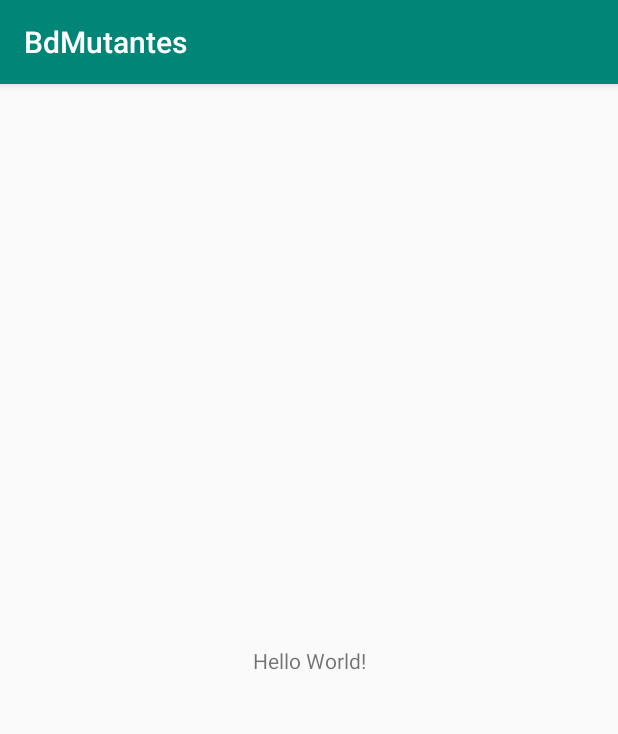
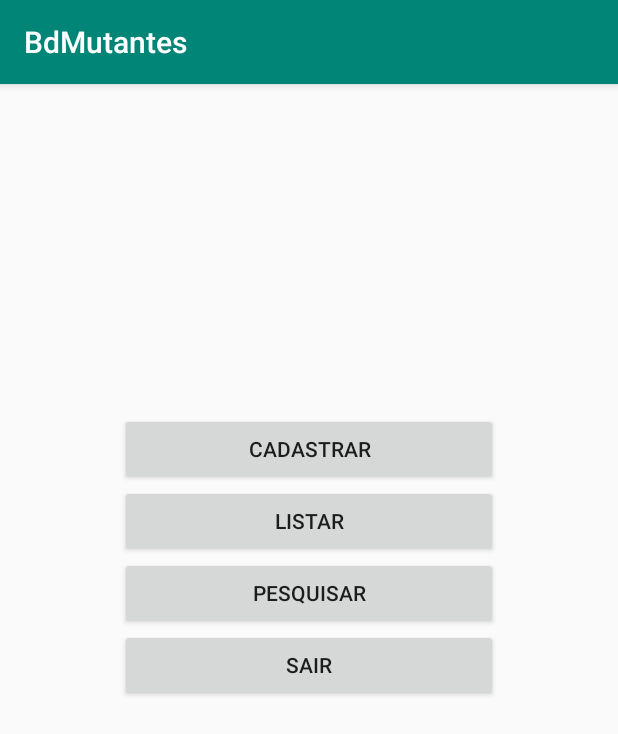
Before and after one commit to GeoWg/BdMutantes, an Android app: the screen it shows after launch (MainActivity), on a phone screen of 412 x 824 dp. Shown: the top 734 px of the screen. Run offline under Robolectric (Android 15) with nearby library versions, the phone set to English and light mode, and no system bars.

Commit message:
Dashboard com os 4 botões funcionais criada.

```diff
--- a/app/src/main/res/layout/activity_main.xml
+++ b/app/src/main/res/layout/activity_main.xml
@@ -1,18 +1,55 @@
 <?xml version="1.0" encoding="utf-8"?>
-<android.support.constraint.ConstraintLayout xmlns:android="http://schemas.android.com/apk/res/android"
+<android.widget.RelativeLayout xmlns:android="http://schemas.android.com/apk/res/android"
     xmlns:app="http://schemas.android.com/apk/res-auto"
     xmlns:tools="http://schemas.android.com/tools"
     android:layout_width="match_parent"
     android:layout_height="match_parent"
     tools:context=".MainActivity">
 
-    <TextView
-        android:layout_width="wrap_content"
+    <Button
+        android:id="@+id/btnCadastrar"
+        android:layout_width="254dp"
         android:layout_height="wrap_content"
-        android:text="Hello World!"
-        app:layout_constraintBottom_toBottomOf="parent"
-        app:layout_constraintLeft_toLeftOf="parent"
-        app:layout_constraintRight_toRightOf="parent"
-        app:layout_constraintTop_toTopOf="parent" />
+        android:layout_alignParentStart="true"
+        android:layout_alignParentTop="true"
+        android:layout_centerInParent="true"
+        android:layout_marginTop="219dp"
+        android:onClick="cadastrarMutante"
+        android:text="Cadastrar"
+        android:layout_marginLeft="80dp"
+        android:layout_marginRight="80dp"/>
 
-</android.support.constraint.ConstraintLayout>
+    <Button
+        android:id="@+id/btnListar"
+        android:layout_width="254dp"
+        android:layout_height="wrap_content"
+        android:layout_below="@+id/btnCadastrar"
+        android:layout_alignStart="@+id/btnCadastrar"
+        android:layout_alignEnd="@+id/btnCadastrar"
+        android:onClick="listarMutante"
+        android:text="Listar"
+        android:layout_centerInParent="true"/>
+
+    <Button
+        android:id="@+id/btnPesquisar"
+        android:layout_width="254dp"
+        android:layout_height="wrap_content"
+        android:layout_below="@+id/btnListar"
+        android:layout_alignStart="@+id/btnCadastrar"
+        android:layout_alignEnd="@+id/btnCadastrar"
+        android:onClick="pesquisarMutante"
+        android:text="Pesquisar"
+        android:layout_centerInParent="true"/>
+
+    <Button
+        android:id="@+id/btnSair"
+        android:layout_width="254dp"
+        android:layout_height="wrap_content"
+        android:layout_below="@+id/btnPesquisar"
+        android:layout_alignStart="@+id/btnCadastrar"
+        android:layout_alignEnd="@+id/btnPesquisar"
+        android:onClick="fecharApp"
+        android:text="Sair"
+        android:layout_centerInParent="true"/>
+
+</android.widget.RelativeLayout>
```
Also changed, not shown: app/src/main/AndroidManifest.xml (+10 -8 lines), app/src/main/java/com/example/george/bdmutantes/CadastrarActivity.java (added, +13 -0 lines), app/src/main/java/com/example/george/bdmutantes/ListarActivity.java (added, +13 -0 lines), app/src/main/java/com/example/george/bdmutantes/MainActivity.java (+21 -0 lines), app/src/main/java/com/example/george/bdmutantes/PesquisarActivity.java (added, +13 -0 lines), app/src/main/res/layout/activity_cadastrar.xml (added, +9 -0 lines), app/src/main/res/layout/activity_listar.xml (added, +9 -0 lines), app/src/main/res/layout/activity_pesquisar.xml (added, +9 -0 lines).
